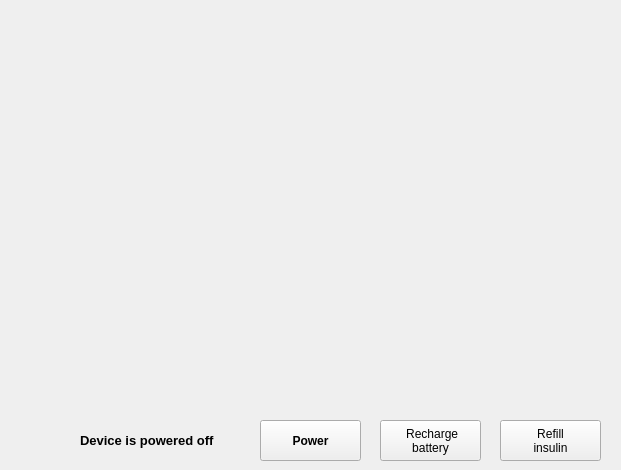
The window that code/device.ui (xHWAHx/InsulinPumpSimulator-Group35) describes before a commit, drawn with Qt 5.
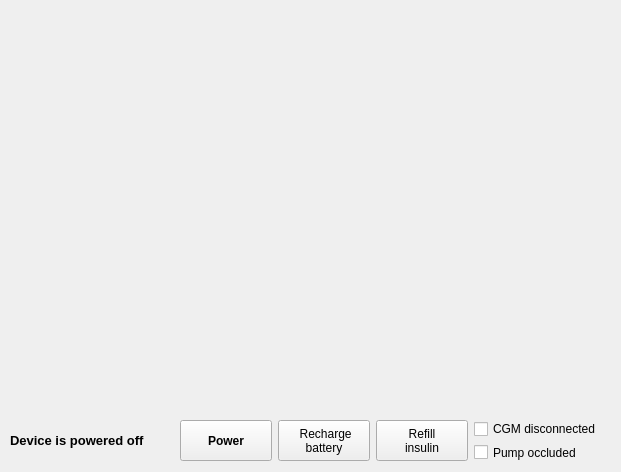
The same window after the commit.

Commit message:
Added simulation of CGM and pump disconnection
Added check boxes in device.ui, and corresponding behaviour in the Alert
class.

Effectuated the consequences of the CGM and pump disconnections by
cancelling pumping or not displaying CGM data.

The edit to the form file:
```diff
--- a/code/device.ui
+++ b/code/device.ui
@@ -7,7 +7,7 @@
     <x>0</x>
     <y>0</y>
     <width>621</width>
-    <height>470</height>
+    <height>472</height>
    </rect>
   </property>
   <property name="windowTitle">
@@ -20,31 +20,12 @@
    <string notr="true"/>
   </property>
   <widget class="QWidget" name="centralwidget">
-   <widget class="QPushButton" name="powerButton">
-    <property name="geometry">
-     <rect>
-      <x>260</x>
-      <y>420</y>
-      <width>101</width>
-      <height>41</height>
-     </rect>
-    </property>
-    <property name="font">
-     <font>
-      <weight>75</weight>
-      <bold>true</bold>
-     </font>
-    </property>
-    <property name="text">
-     <string>Power</string>
-    </property>
-   </widget>
    <widget class="QLabel" name="powerLabel">
     <property name="geometry">
      <rect>
-      <x>80</x>
+      <x>10</x>
       <y>420</y>
-      <width>181</width>
+      <width>171</width>
       <height>41</height>
      </rect>
     </property>
@@ -72,14 +53,42 @@
      </rect>
     </property>
    </widget>
+   <widget class="QWidget" name="horizontalLayoutWidget">
+    <property name="geometry">
+     <rect>
+      <x>180</x>
+      <y>420</y>
+      <width>421</width>
+      <height>41</height>
+     </rect>
+    </property>
+    <layout class="QHBoxLayout" name="horizontalLayout">
+     <item>
+      <widget class="QPushButton" name="powerButton">
+       <property name="sizePolicy">
+        <sizepolicy hsizetype="Minimum" vsizetype="MinimumExpanding">
+         <horstretch>0</horstretch>
+         <verstretch>0</verstretch>
+        </sizepolicy>
+       </property>
+       <property name="font">
+        <font>
+         <weight>75</weight>
+         <bold>true</bold>
+        </font>
+       </property>
+       <property name="text">
+        <string>Power</string>
+       </property>
+      </widget>
+     </item>
+     <item>
    <widget class="QPushButton" name="chargeBatteryButton">
-    <property name="geometry">
-     <rect>
-      <x>380</x>
-      <y>420</y>
-      <width>101</width>
-      <height>41</height>
-     </rect>
+       <property name="sizePolicy">
+        <sizepolicy hsizetype="Minimum" vsizetype="MinimumExpanding">
+         <horstretch>0</horstretch>
+         <verstretch>0</verstretch>
+        </sizepolicy>
     </property>
     <property name="font">
      <font>
@@ -92,14 +101,14 @@
 battery</string>
     </property>
    </widget>
+     </item>
+     <item>
    <widget class="QPushButton" name="refillInsulinButton">
-    <property name="geometry">
-     <rect>
-      <x>500</x>
-      <y>420</y>
-      <width>101</width>
-      <height>41</height>
-     </rect>
+       <property name="sizePolicy">
+        <sizepolicy hsizetype="Minimum" vsizetype="MinimumExpanding">
+         <horstretch>0</horstretch>
+         <verstretch>0</verstretch>
+        </sizepolicy>
     </property>
     <property name="font">
      <font>
@@ -111,6 +120,27 @@
      <string>Refill
 insulin</string>
     </property>
+      </widget>
+     </item>
+     <item>
+      <layout class="QVBoxLayout" name="verticalLayout">
+       <item>
+        <widget class="QCheckBox" name="cgmErrorBox">
+         <property name="text">
+          <string>CGM disconnected</string>
+         </property>
+        </widget>
+       </item>
+       <item>
+        <widget class="QCheckBox" name="pumpErrorBox">
+         <property name="text">
+          <string>Pump occluded</string>
+         </property>
+        </widget>
+       </item>
+      </layout>
+     </item>
+    </layout>
    </widget>
   </widget>
  </widget>
```
Lines whose indentation alone changed are shown as unchanged. The commit also changes 8 other files.
